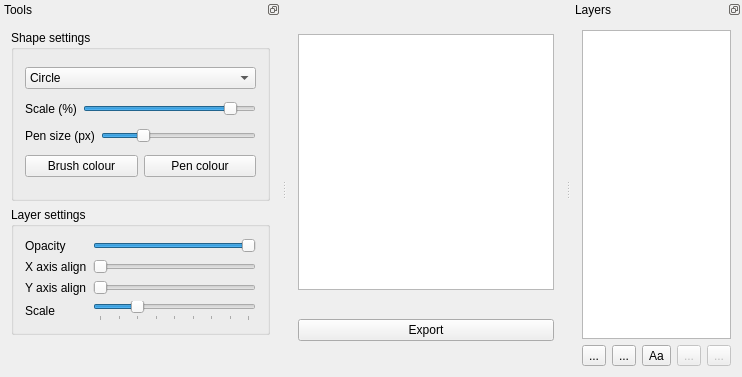
FrankMamuda/burningicon, file designer.ui: the form before one commit.
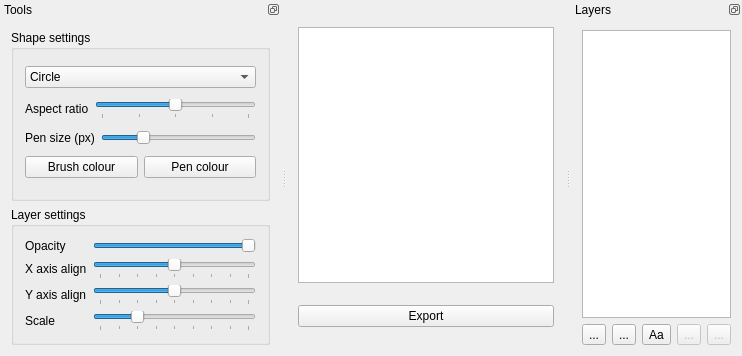
The form after the commit. The open tabs and pages were chosen to show the change. Icons and pictures are not drawn. Custom widgets are drawn as their Qt base class.

Patch:
```diff
--- a/designer.ui
+++ b/designer.ui
@@ -7,7 +7,7 @@
     <x>0</x>
     <y>0</y>
     <width>685</width>
-    <height>377</height>
+    <height>340</height>
    </rect>
   </property>
   <property name="windowTitle">
@@ -257,24 +257,33 @@
               <item>
                <widget class="QLabel" name="ellipseSizeLabel">
                 <property name="text">
-                 <string>Scale (%)</string>
+                 <string>Aspect ratio</string>
                 </property>
                </widget>
               </item>
               <item>
                <widget class="Slider" name="ellipseSizeSlider">
                 <property name="minimum">
+                 <number>-10</number>
+                </property>
+                <property name="maximum">
                  <number>10</number>
                 </property>
-                <property name="maximum">
-                 <number>100</number>
+                <property name="pageStep">
+                 <number>1</number>
                 </property>
                 <property name="value">
-                 <number>90</number>
+                 <number>0</number>
                 </property>
                 <property name="orientation">
                  <enum>Qt::Horizontal</enum>
                 </property>
+                <property name="tickPosition">
+                 <enum>QSlider::TicksBelow</enum>
+                </property>
+                <property name="tickInterval">
+                 <number>5</number>
+                </property>
                </widget>
               </item>
              </layout>
@@ -358,9 +367,27 @@
         </item>
         <item row="2" column="2">
          <widget class="QSlider" name="verticalSlider">
+          <property name="minimum">
+           <number>-256</number>
+          </property>
+          <property name="maximum">
+           <number>256</number>
+          </property>
+          <property name="singleStep">
+           <number>16</number>
+          </property>
+          <property name="pageStep">
+           <number>32</number>
+          </property>
           <property name="orientation">
            <enum>Qt::Horizontal</enum>
           </property>
+          <property name="tickPosition">
+           <enum>QSlider::TicksBelow</enum>
+          </property>
+          <property name="tickInterval">
+           <number>64</number>
+          </property>
          </widget>
         </item>
         <item row="2" column="1">
@@ -372,9 +399,27 @@
         </item>
         <item row="1" column="2">
          <widget class="QSlider" name="horizontalSlider">
+          <property name="minimum">
+           <number>-256</number>
+          </property>
+          <property name="maximum">
+           <number>256</number>
+          </property>
+          <property name="singleStep">
+           <number>16</number>
+          </property>
+          <property name="pageStep">
+           <number>32</number>
+          </property>
           <property name="orientation">
            <enum>Qt::Horizontal</enum>
           </property>
+          <property name="tickPosition">
+           <enum>QSlider::TicksBelow</enum>
+          </property>
+          <property name="tickInterval">
+           <number>64</number>
+          </property>
          </widget>
         </item>
         <item row="0" column="2">
```
Left out of the diff: 6 changed lines with no effect on the pictures.
